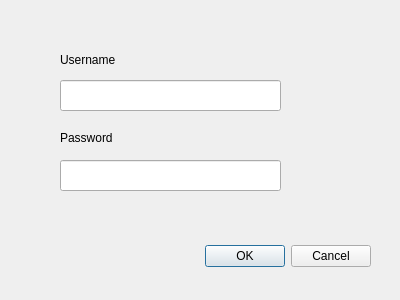
This is login.ui in Shaoor-Munir/LibraryManagementSystem as Qt 5 draws it before an edit. The edited form follows.
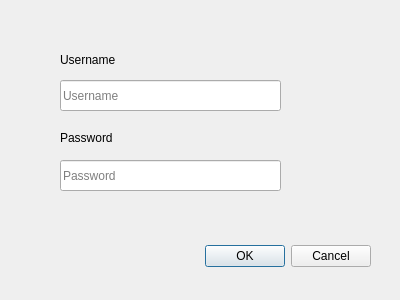
This is the edited form. Icons and pictures are not drawn.

What changed in the file:
```diff
--- a/login.ui
+++ b/login.ui
@@ -74,6 +74,18 @@
      <height>31</height>
     </rect>
    </property>
+   <property name="inputMask">
+    <string/>
+   </property>
+   <property name="text">
+    <string/>
+   </property>
+   <property name="frame">
+    <bool>true</bool>
+   </property>
+   <property name="placeholderText">
+    <string>Username</string>
+   </property>
   </widget>
   <widget class="QLineEdit" name="password">
    <property name="geometry">
@@ -84,6 +96,18 @@
      <height>31</height>
     </rect>
    </property>
+   <property name="inputMask">
+    <string/>
+   </property>
+   <property name="text">
+    <string/>
+   </property>
+   <property name="echoMode">
+    <enum>QLineEdit::Password</enum>
+   </property>
+   <property name="placeholderText">
+    <string>Password</string>
+   </property>
   </widget>
  </widget>
  <resources/>
```
